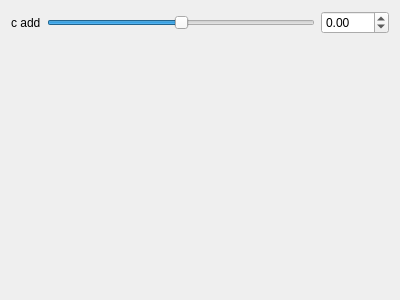
Before: the Qt Designer form mandelbulber2/qt_data/fractal_aexion.ui in buddhi1980/mandelbulber2, drawn with Qt 5.
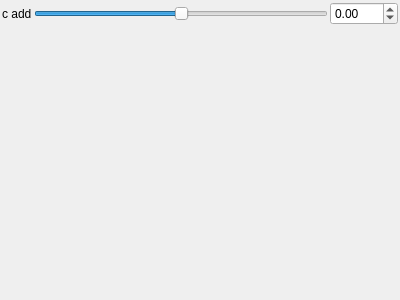
After: the same form once the commit is applied. Custom widgets are drawn as their Qt base class.

Commit message: - reduced all margins and spacings in ui - added class to store animation frames - added closable dock for animation control (actually empty)

The edit to the form file:
```diff
--- a/mandelbulber2/qt_data/fractal_aexion.ui
+++ b/mandelbulber2/qt_data/fractal_aexion.ui
@@ -14,8 +14,26 @@
    <string>Form</string>
   </property>
   <layout class="QVBoxLayout" name="verticalLayout">
+   <property name="spacing">
+    <number>2</number>
+   </property>
+   <property name="leftMargin">
+    <number>2</number>
+   </property>
+   <property name="topMargin">
+    <number>2</number>
+   </property>
+   <property name="rightMargin">
+    <number>2</number>
+   </property>
+   <property name="bottomMargin">
+    <number>2</number>
+   </property>
    <item>
     <layout class="QGridLayout" name="gridLayout">
+     <property name="spacing">
+      <number>2</number>
+     </property>
      <item row="0" column="2">
       <widget class="MyDoubleSpinBox" name="spinbox_cadd">
        <property name="prefix">
```
The commit also changes 29 other files.
